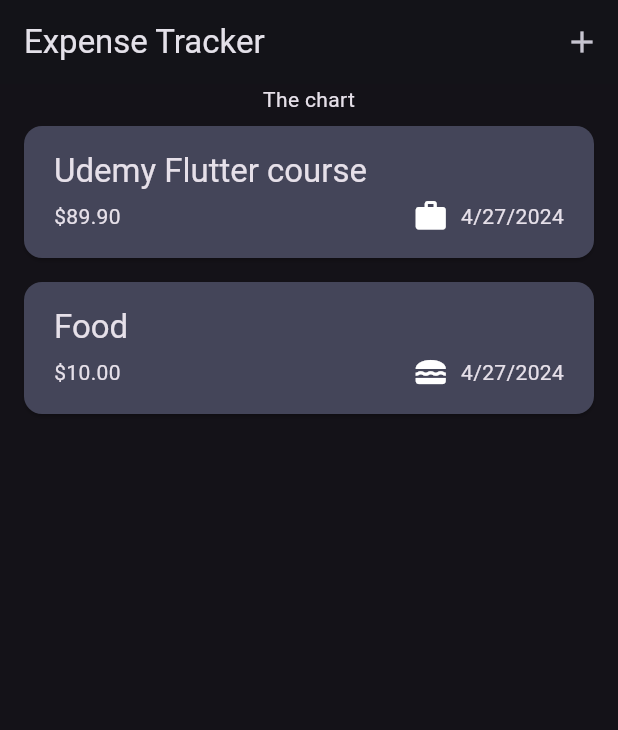
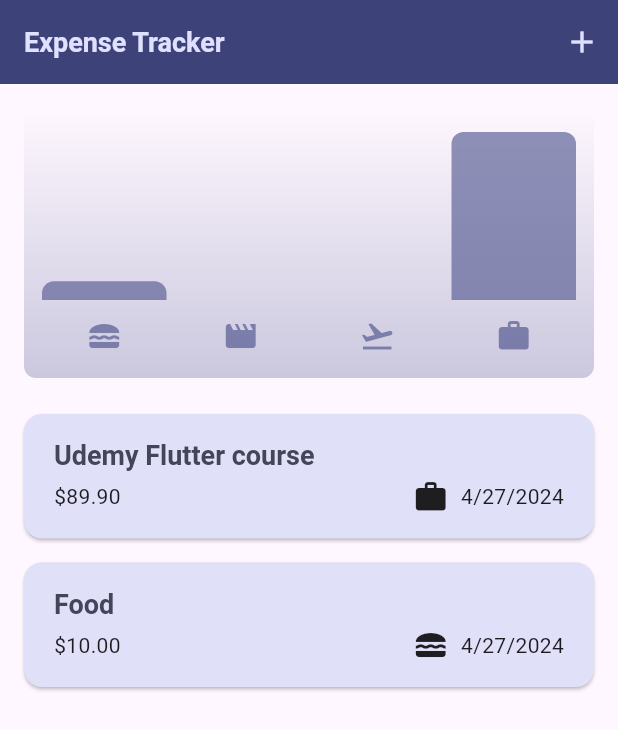
Before and after one commit to tanhongyi88/expense_tracker, a Flutter app: the screen it shows after launch, on a phone screen of 412 x 824 dp. Shown: the top 730 px of the screen. Run offline on Flutter 3.47's test engine with Material 3 defaults, Android fonts, the phone set to English and light mode, and no system bars.

Commit message:
added chart distribution on each category spent

```diff
--- a/lib/main.dart
+++ b/lib/main.dart
@@ -49,7 +49,7 @@ void main() {
               ),
             ),
       ),
-      themeMode: ThemeMode.dark, //default is ThemeMode.system
+      themeMode: ThemeMode.light, //default is ThemeMode.system
       home: const Expenses(),
     ),
   );
--- a/lib/models/expense.dart
+++ b/lib/models/expense.dart
@@ -32,3 +32,27 @@ class Expense {
     return dateFormatter.format(date);
   }
 }
+
+class ExpenseBucket {
+  ExpenseBucket({
+    required this.category,
+    required this.expenses,
+  });
+
+  ExpenseBucket.forCategory(List<Expense> allExpenses, this.category)
+      : expenses = allExpenses
+            .where((expense) => expense.category == category)
+            .toList();
+
+  final Category category;
+  final List<Expense> expenses;
+
+  double get totalExpenses {
+    double sum = 0;
+    for (final expense in expenses) {
+      sum += expense.amount;
+    }
+
+    return sum;
+  }
+}
--- /dev/null
+++ b/lib/widgets/chart/chart.dart
@@ -0,0 +1,95 @@
+import 'package:flutter/material.dart';
+
+import 'package:expense_tracker/widgets/chart/chart_bar.dart';
+import 'package:expense_tracker/models/expense.dart';
+
+class Chart extends StatelessWidget {
+  const Chart({super.key, required this.expenses});
+
+  final List<Expense> expenses;
+
+  List<ExpenseBucket> get buckets {
+    return [
+      ExpenseBucket.forCategory(expenses, Category.food),
+      ExpenseBucket.forCategory(expenses, Category.leisure),
+      ExpenseBucket.forCategory(expenses, Category.travel),
+      ExpenseBucket.forCategory(expenses, Category.work),
+    ];
+  }
+
+  double get maxTotalExpense {
+    double maxTotalExpense = 0;
+
+    for (final bucket in buckets) {
+      if (bucket.totalExpenses > maxTotalExpense) {
+        maxTotalExpense = bucket.totalExpenses;
+      }
+    }
+
+    return maxTotalExpense;
+  }
+
+  @override
+  Widget build(BuildContext context) {
+    final isDarkMode =
+        MediaQuery.of(context).platformBrightness == Brightness.dark;
+    return Container(
+      margin: const EdgeInsets.all(16),
+      padding: const EdgeInsets.symmetric(
+        vertical: 16,
+        horizontal: 8,
+      ),
+      width: double.infinity,
+      height: 180,
+      decoration: BoxDecoration(
+        borderRadius: BorderRadius.circular(8),
+        gradient: LinearGradient(
+          colors: [
+            Theme.of(context).colorScheme.primary.withOpacity(0.3),
+            Theme.of(context).colorScheme.primary.withOpacity(0.0)
+          ],
+          begin: Alignment.bottomCenter,
+          end: Alignment.topCenter,
+        ),
+      ),
+      child: Column(
+        children: [
+          Expanded(
+            child: Row(
+              crossAxisAlignment: CrossAxisAlignment.end,
+              children: [
+                for (final bucket in buckets) // alternative to map()
+                  ChartBar(
+                    fill: bucket.totalExpenses == 0
+                        ? 0
+                        : bucket.totalExpenses / maxTotalExpense,
+                  )
+              ],
+            ),
+          ),
+          const SizedBox(height: 12),
+          Row(
+            children: buckets
+                .map(
+                  (bucket) => Expanded(
+                    child: Padding(
+                      padding: const EdgeInsets.symmetric(horizontal: 4),
+                      child: Icon(
+                        categoryIcons[bucket.category],
+                        color: isDarkMode
+                            ? Theme.of(context).colorScheme.secondary
+                            : Theme.of(context)
+                                .colorScheme
+                                .primary
+                                .withOpacity(0.7),
+                      ),
+                    ),
+                  ),
+                )
+                .toList(),
+          )
+        ],
+      ),
+    );
+  }
+}
--- /dev/null
+++ b/lib/widgets/chart/chart_bar.dart
@@ -0,0 +1,34 @@
+import 'package:flutter/material.dart';
+
+class ChartBar extends StatelessWidget {
+  const ChartBar({
+    super.key,
+    required this.fill,
+  });
+
+  final double fill;
+
+  @override
+  Widget build(BuildContext context) {
+    final isDarkMode =
+        MediaQuery.of(context).platformBrightness == Brightness.dark;
+    return Expanded(
+      child: Padding(
+        padding: const EdgeInsets.symmetric(horizontal: 4),
+        child: FractionallySizedBox(
+          heightFactor: fill,
+          child: DecoratedBox(
+            decoration: BoxDecoration(
+              shape: BoxShape.rectangle,
+              borderRadius:
+                  const BorderRadius.vertical(top: Radius.circular(8)),
+              color: isDarkMode
+                  ? Theme.of(context).colorScheme.secondary
+                  : Theme.of(context).colorScheme.primary.withOpacity(0.65),
+            ),
+          ),
+        ),
+      ),
+    );
+  }
+}
--- a/lib/widgets/expenses.dart
+++ b/lib/widgets/expenses.dart
@@ -1,3 +1,4 @@
+import 'package:expense_tracker/widgets/chart/chart.dart';
 import 'package:expense_tracker/widgets/new_expense.dart';
 import 'package:flutter/material.dart';
 import 'package:expense_tracker/models/expense.dart';
@@ -92,7 +93,7 @@ class _ExpensesState extends State<Expenses> {
       ),
       body: Column(
         children: [
-          const Text("The chart"),
+          Chart(expenses: _registeredExpenses),
           Expanded(
             child: mainContent,
           ),
```
